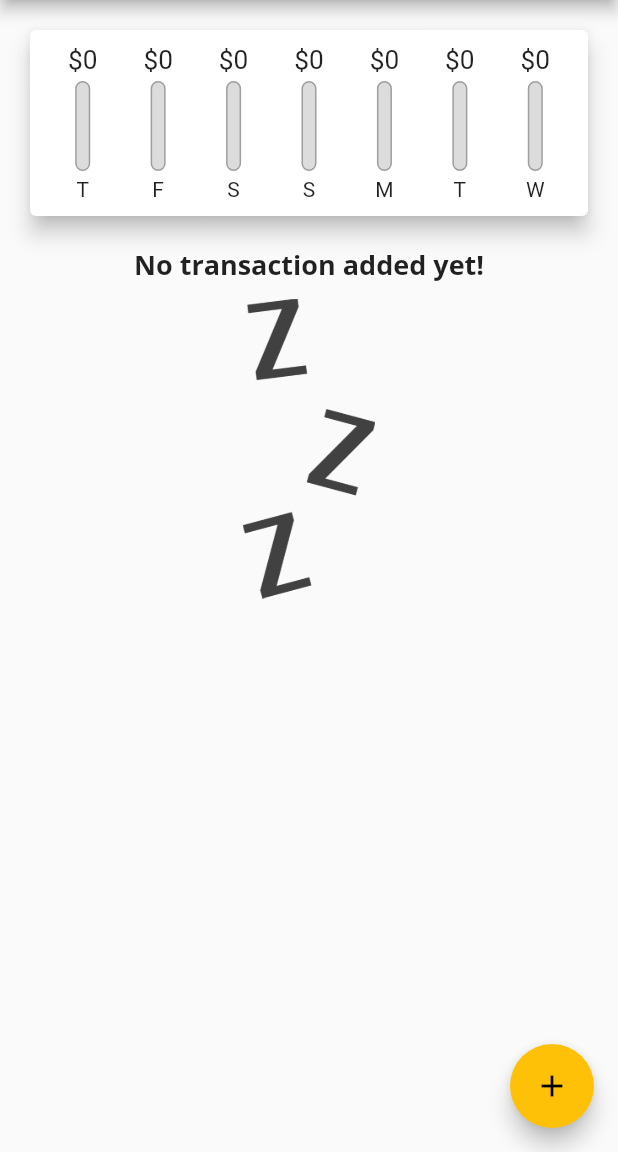
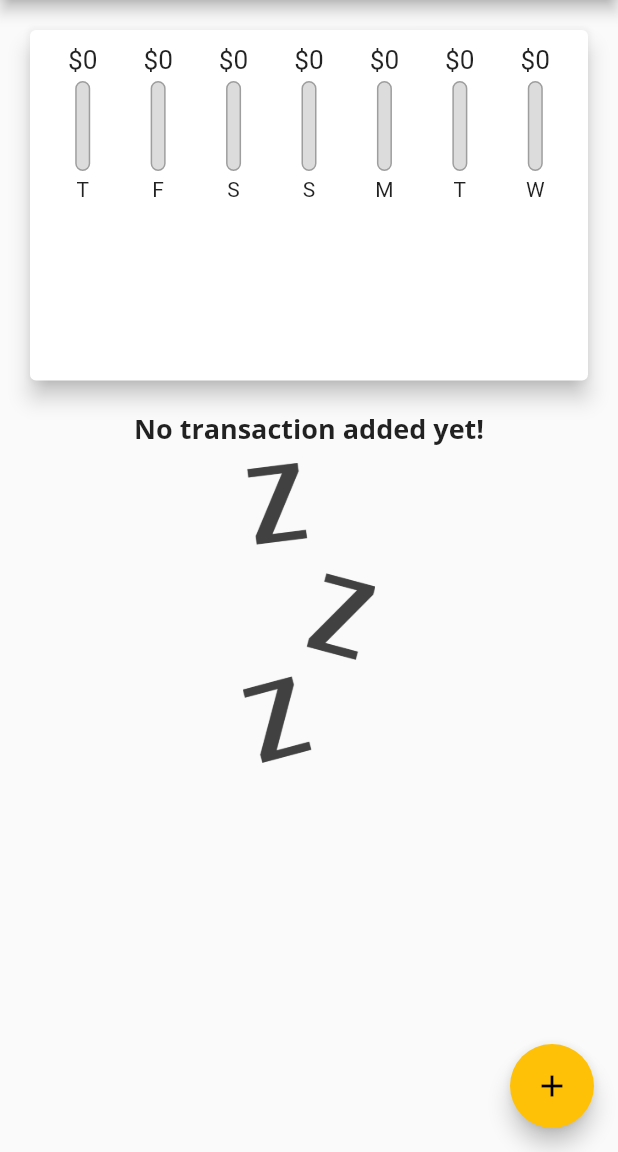
Before and after one commit to Alent101/spending_app, a Flutter app: the screen it shows after launch, on a phone screen of 412 x 824 dp, the part 84-1236 px from its top. Run offline on Flutter 3.47's test engine with Material 2 defaults, Android fonts, the phone set to English and light mode, and no system bars.

Commit message:
fix layout

```diff
--- a/lib/main.dart
+++ b/lib/main.dart
@@ -88,8 +88,8 @@ class _MyHomePageState extends State<MyHomePage> {
 
   @override
   Widget build(BuildContext context) {
-    return Scaffold(
-      appBar: AppBar(
+    Size size = MediaQuery.of(context).size;
+    final appBar = AppBar(
       title: Text(widget.title),
       actions: [
         IconButton(
@@ -97,15 +97,27 @@ class _MyHomePageState extends State<MyHomePage> {
           onPressed: () => _startAddNewTransaction(context),
         )
       ],
-      ),
+    );
+
+    return Scaffold(
+      appBar: appBar,
       floatingActionButton: FloatingActionButton(
         child: Icon(Icons.add),
         onPressed: () => _startAddNewTransaction(context),
       ),
       body: ListView(
         children: [
-          Chart(recentTransactions: _recentTransactions),
-          TransactionList(transactions: _userTransactions,deleteHandler: _deleteTransaction,)
+          Container(
+            height: (size.height * 0.4) - appBar.preferredSize.height,
+            child: Chart(recentTransactions: _recentTransactions),
+          ),
+          Container(
+            height: (size.height * 0.6) - appBar.preferredSize.height,
+            child: TransactionList(
+              transactions: _userTransactions,
+              deleteHandler: _deleteTransaction,
+            ),
+          )
         ],
       ),
     );
--- a/lib/widgets/transaction_list.dart
+++ b/lib/widgets/transaction_list.dart
@@ -12,9 +12,7 @@ class TransactionList extends StatelessWidget {
 
   @override
   Widget build(BuildContext context) {
-    return Container(
-      height: 300,
-      child: transactions.isEmpty
+    return transactions.isEmpty
         ? Column(
             children: [
               Text(
@@ -66,46 +64,7 @@ class TransactionList extends StatelessWidget {
                   ),
                 ),
               );
-                //   Card(
-                //   child: Row(
-                //     children: [
-                //       Container(
-                //         padding: EdgeInsets.all(10),
-                //         margin: EdgeInsets.symmetric(
-                //           vertical: 10,
-                //           horizontal: 15,
-                //         ),
-                //         decoration: BoxDecoration(
-                //           border:
-                //               Border.all(color: Theme.of(context).primaryColor),
-                //         ),
-                //         child: Text(
-                //           '\$${transactions[idx].amount.toStringAsFixed(2)}',
-                //           style: TextStyle(
-                //               fontWeight: FontWeight.bold,
-                //               fontSize: 20,
-                //               color: Theme.of(context).primaryColor),
-                //         ),
-                //       ),
-                //       Column(
-                //         crossAxisAlignment: CrossAxisAlignment.start,
-                //         children: [
-                //           Text(
-                //             transactions[idx].title,
-                //             style: Theme.of(context).textTheme.headline6,
-                //           ),
-                //           Text(
-                //             DateFormat('yyyy/MM/dd')
-                //                 .format(transactions[idx].date),
-                //             style: TextStyle(color: Colors.grey),
-                //           )
-                //         ],
-                //       )
-                //     ],
-                //   ),
-                // );
             },
-            ),
           );
   }
 }
```
Lines whose indentation alone changed are shown as unchanged.
